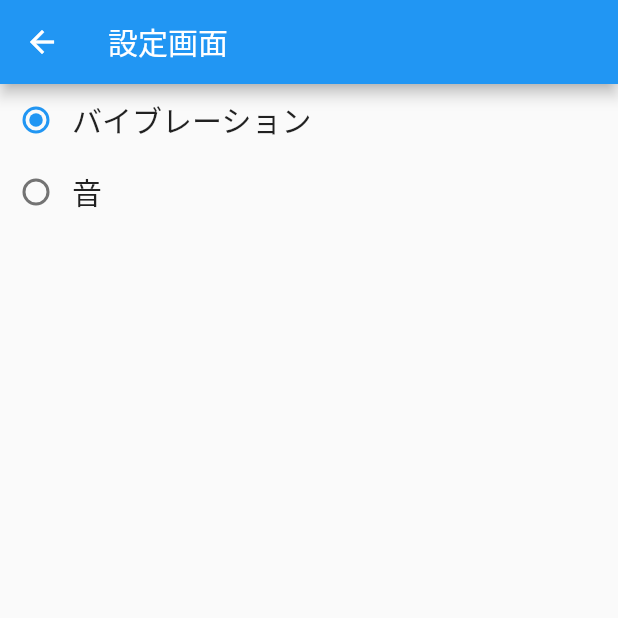
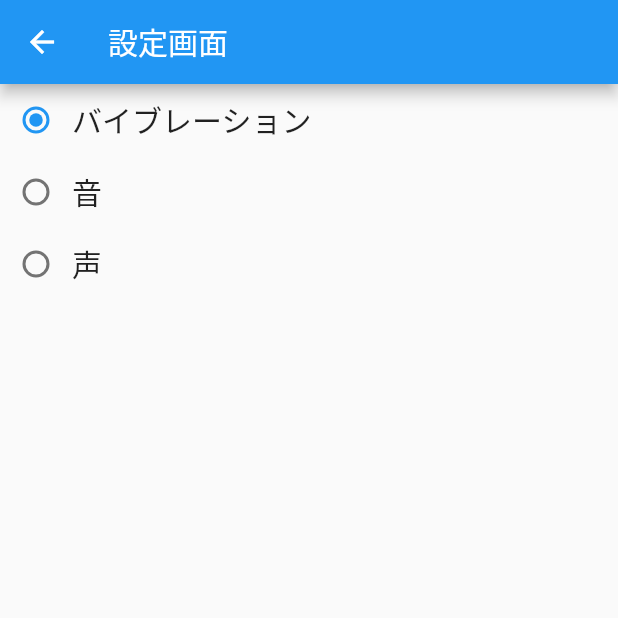
Before and after one commit to yousetsu/simplestretchtimer, a Flutter app: the SettingScreen screen opened by its route, on a phone screen of 412 x 824 dp, the top half of it. Run offline on Flutter 3.47's test engine with Material 2 defaults, Android fonts, the phone set to English and light mode, and no system bars; our stand-ins replace sqflite; missing offline and left inert: flutter_beep, flutter_picker; accounts and stored records are empty; statements that could not run were skipped.

Commit message:
声モードを追加

```diff
--- a/lib/setting.dart
+++ b/lib/setting.dart
@@ -28,6 +28,11 @@ class _SettingScreenState extends State<SettingScreen> {
                   children: <Widget>[
                     Radio(activeColor: Colors.blue, value: cnsNotificationTypeSE, groupValue: _type, onChanged: _handleRadio, autofocus:false,),
                     const Text('音', style:TextStyle(fontSize: 20.0),),
+                  ],),
+                Row(mainAxisAlignment: MainAxisAlignment.start,
+                  children: <Widget>[
+                    Radio(activeColor: Colors.blue, value: cnsNotificationTypeVoice, groupValue: _type, onChanged: _handleRadio, autofocus:false,),
+                    const Text('声', style:TextStyle(fontSize: 20.0),),
                   ],),
               ]
           )
```
